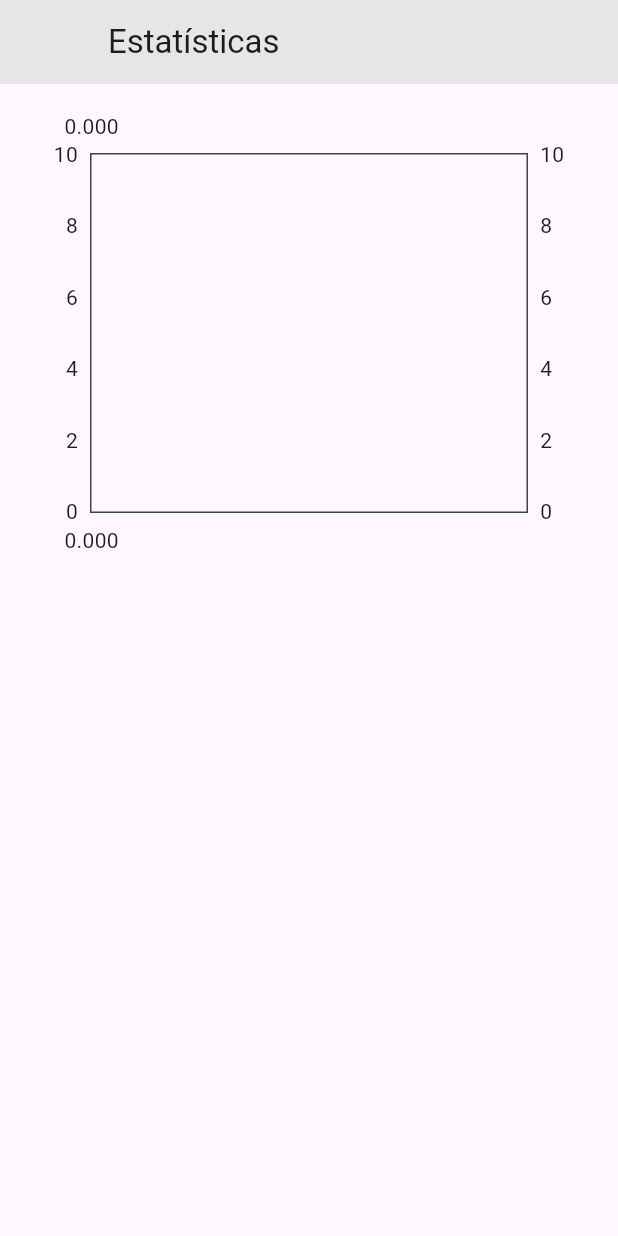
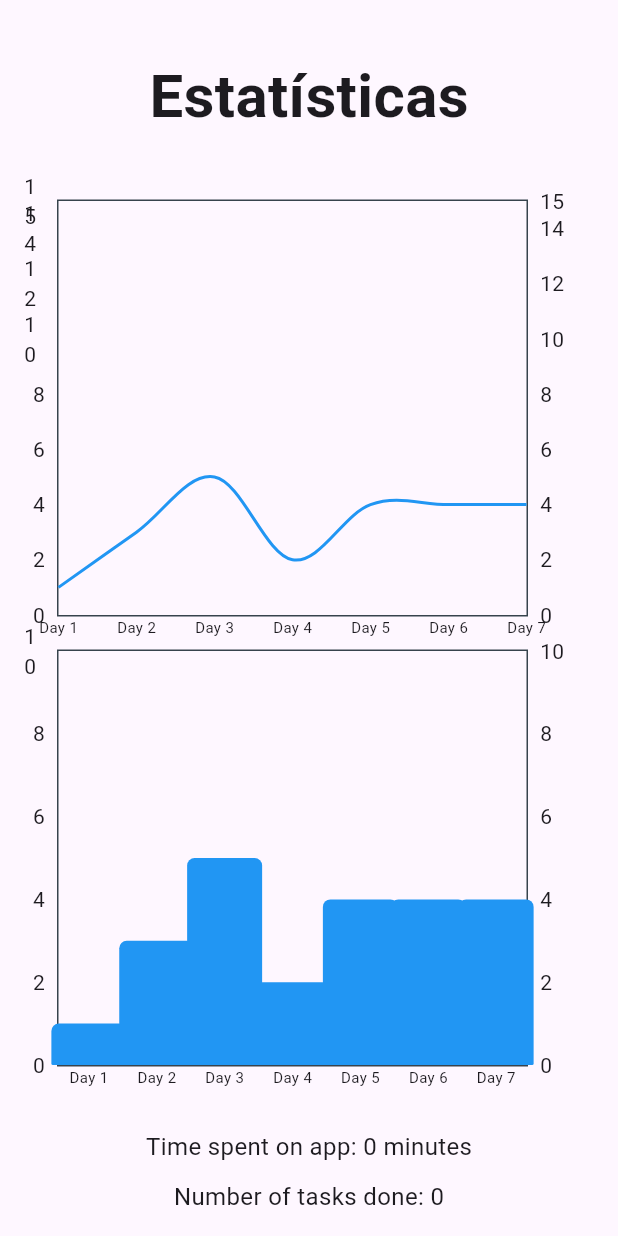
Before and after one commit to cc23135/aprendize, a Flutter app: the StatisticsPage screen opened directly, on a phone screen of 412 x 824 dp. Run offline on Flutter 3.47's test engine with Material 3 defaults, Android fonts, the phone set to English and light mode, and no system bars; drawn by our look-alikes of fl_chart; our stand-ins replace dio, image_picker, shared_preferences, table_calendar; accounts and stored records are empty; network calls fail.

Commit message:
criar funções geradoras de gráficos de estaatísticas

```diff
--- a/flutter/lib/colecao_inicial.dart
+++ b/flutter/lib/colecao_inicial.dart
@@ -137,9 +137,9 @@ class _colecaoInicialPageState extends State<colecaoInicialPage> {
             children: <Widget>[
               Image.asset('assets/images/logoAprendize.png', height: 70),
               const SizedBox(height: 40),
-              const Align(
+              Align(
                 alignment: Alignment.centerLeft,
-                child: Text("Pesquise uma coleção inicial", style: TextStyle(fontSize: 20)),
+                child: Text("Pesquise uma coleção inicial", style: TextStyle(fontSize: 20, color: AppColors.white) ),
               ),
               const SizedBox(height: 10),
               MouseRegion(
@@ -210,8 +210,8 @@ class _colecaoInicialPageState extends State<colecaoInicialPage> {
                                   image: const AssetImage('assets/images/mona.png'),
                                   fit: BoxFit.cover,
                                   colorFilter: ColorFilter.mode(
-                                    Colors.black.withOpacity(0.5),
-                                    BlendMode.darken,
+                                    AppColors.lightPurple.withOpacity(0.4),
+                                    BlendMode.color,
                                   ),
                                 ),
                                 border: Border.all(
--- a/flutter/lib/login-page.dart
+++ b/flutter/lib/login-page.dart
@@ -155,7 +155,7 @@ class _LoginPageState extends State<LoginPage> {
               else
                 ElevatedButton(
                   onPressed: _login,
-                  child: const Text('Login'),
+                  child: Text('Login', style: TextStyle(color: AppColors.white)),
                   style: ElevatedButton.styleFrom(
                     backgroundColor: AppColors.darkPurple,
                     minimumSize: const Size(180, 55),
--- a/flutter/lib/sign-page.dart
+++ b/flutter/lib/sign-page.dart
@@ -51,7 +51,7 @@ class _SignInPageState extends State<SignInPage> {
 
   bool _existeUsuario(username){
     //puxa API
-    return true;
+    return false;
   }
 
   void _sigin() {
@@ -424,7 +424,7 @@ class _SignInPageState extends State<SignInPage> {
 
               ElevatedButton(
                 onPressed: _sigin,
-                child: Text('Entrar'),
+                child: Text('Entrar', style: TextStyle(color: AppColors.white),),
                 style: ElevatedButton.styleFrom(
                   backgroundColor: AppColors.darkPurple,
                    minimumSize: Size(180, 55), // Width set to infinity to occupy full width, height set to 60
--- a/flutter/lib/statistics_page.dart
+++ b/flutter/lib/statistics_page.dart
@@ -1,9 +1,9 @@
-// lib/statistics_page.dart
+import 'dart:ui';
 import 'package:aprendize/AppStateSingleton.dart';
+import 'package:fl_chart/fl_chart.dart';
 import 'package:flutter/material.dart';
-import 'dart:convert';
-import 'package:http/http.dart' as http;
-import 'package:fl_chart/fl_chart.dart';
+import 'dart:convert'; // For json.decode()
+import 'package:http/http.dart' as http; // For http.get()
 
 class StatisticsPage extends StatefulWidget {
   @override
@@ -12,7 +12,19 @@ class StatisticsPage extends StatefulWidget {
 
 class _StatisticsPageState extends State<StatisticsPage> {
   bool isLoading = true;
-  List<FlSpot> spots = [];
+
+  List<FlSpot> spots = [ // dados das horas
+  FlSpot(0, 1),
+  FlSpot(1, 3),
+  FlSpot(2, 5),
+  FlSpot(3, 2),
+  FlSpot(4, 4),
+  FlSpot(5, 4),
+  FlSpot(6, 4),
+  ];
+
+  int timeSpent = 0;  // Variable to hold time spent
+  int tasksDone = 0;  // Variable to hold number of tasks done
 
   @override
   void initState() {
@@ -22,15 +34,18 @@ class _StatisticsPageState extends State<StatisticsPage> {
 
   Future<void> _fetchStatisticsData() async {
     try {
-      final response = await http.get(Uri.parse('http://localhost:6060/api/statistics')); // Substitua pela URL real da API
+      final response = await http.get(Uri.parse('http://localhost:6060/api/statistics'));
       if (response.statusCode == 200) {
         final String jsonString = response.body;
         AppStateSingleton().statisticsJson = jsonString;
         final data = json.decode(jsonString);
         setState(() {
-          // Processa o JSON para obter os dados do gráfico
-          spots = _parseDataToFlSpots(data);
+          spots = _parseDataToFlSpots(data['graphData']); // Handle graph data
+          timeSpent = data['timeSpent']; // Assuming the time spent is returned in minutes
+          tasksDone = data['tasksDone']; // Assuming the number of tasks done
           isLoading = false;
+
+          print(timeSpent + tasksDone);
         });
       } else {
         throw Exception('Failed to load statistics data');
@@ -44,7 +59,6 @@ class _StatisticsPageState extends State<StatisticsPage> {
   }
 
   List<FlSpot> _parseDataToFlSpots(dynamic data) {
-    // Exemplo de estrutura esperada: [{"label": "Jan", "value": 10}, {"label": "Feb", "value": 20}]
     List<FlSpot> spots = [];
     int index = 0;
     for (var item in data) {
@@ -57,21 +71,110 @@ class _StatisticsPageState extends State<StatisticsPage> {
   @override
   Widget build(BuildContext context) {
     return Scaffold(
-      appBar: AppBar(
-        title: Text('Estatísticas'),
-      ),
       body: isLoading
           ? Center(child: CircularProgressIndicator())
           : Padding(
               padding: EdgeInsets.all(16.0),
+              child: SingleChildScrollView(
                 child: Column(
+                  mainAxisAlignment: MainAxisAlignment.center,
+                  crossAxisAlignment: CrossAxisAlignment.center,
                   children: [
+
+                  const SizedBox(height: 20),
+
+                  Align(
+                    alignment: Alignment.center,
+                    child: Text("Estatísticas", style: TextStyle(fontSize: 40, fontWeight: FontWeight.w600 )),
+                  ),
+
+
+                  const SizedBox(height: 40),
+                    // botão para definir semanal ou diário
+
+
+                    // exercícios feitos
+                    // linha com várias matérias e o total
                     Container(
                       height: 300,
-                    child: LineChart(
+                      child: buildLineGraph(spots),
+                    ),
+
+                    // tempo gasto no aplicativo
+                    Container(
+                      height: 300,
+                      child: buildBarGraph(spots),
+                    ),
+
+
+
+                    // exercícios feitos
+                    // linha
+
+
+                    // exercícios feitos por matéria
+                    // coluna deitada
+
+                    // tempo gasto por matéria
+                    // coluna deitada
+
+                    // exercícios feitos por coleção
+                    // coluna deitada
+
+                    // tempo gasto por coleção
+                    // coluna deitada
+
+
+                    SizedBox(height: 20),
+                    Text(
+                      'Time spent on app: $timeSpent minutes', // Display time spent
+                      style: TextStyle(fontSize: 16),
+                    ),
+                    SizedBox(height: 10),
+                    Text(
+                      'Number of tasks done: $tasksDone', // Display tasks done
+                      style: TextStyle(fontSize: 16),
+                    ),
+                    SizedBox(height: 20),
+                    Text(
+                      AppStateSingleton().statisticsJson, // Show the raw JSON data for debugging
+                      style: TextStyle(fontSize: 16, fontFamily: 'monospace'),
+                    ),
+                  ],
+                ),
+              ),
+            ),
+    );
+  }
+
+  Widget buildLineGraph(List<FlSpot> spots) {
+    return LineChart(
       LineChartData(
         gridData: FlGridData(show: false),
-                        titlesData: FlTitlesData(show: true),
+        titlesData: FlTitlesData(
+          show: true,
+          bottomTitles: AxisTitles(
+            sideTitles: SideTitles(
+              showTitles: true,
+              interval: 1, // Ensure each day is labeled
+              getTitlesWidget: (value, meta) {
+                // Dynamically generate day labels based on index
+                int index = value.toInt();
+                if (index >= 0 && index < spots.length) {
+                  return Text('Day ${index + 1}', style: TextStyle(fontSize: 10));
+                } else {
+                  return Text(''); // Return empty text for out-of-bound indexes
+                }
+              },
+            ),
+          ),
+          leftTitles: AxisTitles(
+            sideTitles: SideTitles(showTitles: true), // Default Y-axis titles
+          ),
+          topTitles: AxisTitles(
+            sideTitles: SideTitles(showTitles: false),
+          ),
+        ),
         borderData: FlBorderData(
           show: true,
           border: Border.all(
@@ -91,18 +194,75 @@ class _StatisticsPageState extends State<StatisticsPage> {
         minX: 0,
         maxX: spots.isNotEmpty ? (spots.length - 1).toDouble() : 0,
         minY: 0,
-                        maxY: spots.isNotEmpty ? (spots.map((e) => e.y).reduce((a, b) => a > b ? a : b) + 10) : 10,
-                      ),
-                    ),
-                  ),
-                  SizedBox(height: 20),
-                  Text(
-                    AppStateSingleton().statisticsJson, // Exibe o JSON como uma string
-                    style: TextStyle(fontSize: 16, fontFamily: 'monospace'),
-                  ),
-                ],
-              ),
+        maxY: spots.isNotEmpty
+            ? (spots.map((e) => e.y).reduce((a, b) => a > b ? a : b) + 10)
+            : 10,
       ),
     );
   }
+
+  Widget buildBarGraph(List<FlSpot> spots) {
+    return BarChart(
+      BarChartData(
+        alignment: BarChartAlignment.spaceEvenly,
+        gridData: FlGridData(show: false),
+        titlesData: FlTitlesData(
+          bottomTitles: AxisTitles(
+            sideTitles: SideTitles(
+              showTitles: true,
+              interval: 1,
+              getTitlesWidget: (value, meta) {
+                int index = value.toInt();
+                if (index >= 0 && index < spots.length) {
+                  return Text('Day ${index + 1}', style: TextStyle(fontSize: 10));
+                } else {
+                  return Text('');
                 }
+              },
+            ),
+          ),
+          leftTitles: AxisTitles(
+            sideTitles: SideTitles(showTitles: true),
+          ),
+          topTitles: AxisTitles(
+            sideTitles: SideTitles(showTitles: false),
+          ),
+        ),
+        borderData: FlBorderData(
+          show: true,
+          border: Border.all(
+            color: const Color(0xff37434d),
+            width: 1,
+          ),
+        ),
+        barGroups: spots.asMap().entries.map((entry) {
+          int index = entry.key;
+          double yValue = entry.value.y;
+
+          return BarChartGroupData(
+            x: index,
+            barRods: [
+              BarChartRodData(
+                toY: yValue,
+                color: Colors.blue,
+                width: 50, // Increased width for wider bars
+                borderRadius: BorderRadius.only(
+                  topLeft: Radius.circular(5), // Radius for the top left corner
+                  topRight: Radius.circular(5), // Radius for the top right corner
+
+                  bottomLeft: Radius.circular(1), // Radius for the top right corner
+                  bottomRight: Radius.circular(1), // Radius for the top right corner
+                ),
+              ),
+            ],
+          );
+        }).toList(),
+        maxY: spots.isNotEmpty
+            ? (spots.map((e) => e.y).reduce((a, b) => a > b ? a : b) + 5)
+            : 10,
+      ),
+    );
+  }
+
+
+}
```
Lines whose indentation alone changed are shown as unchanged.
